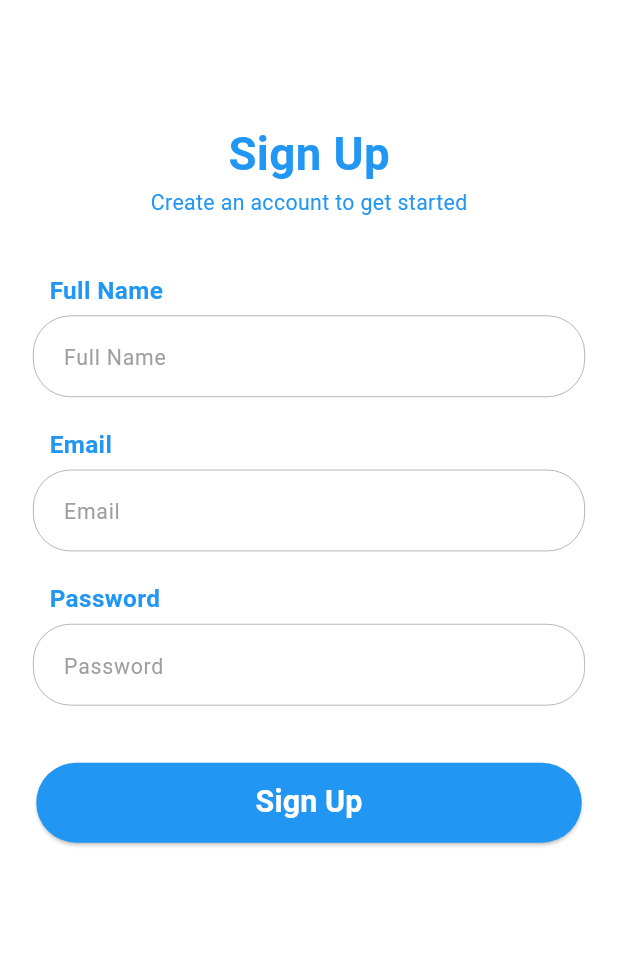
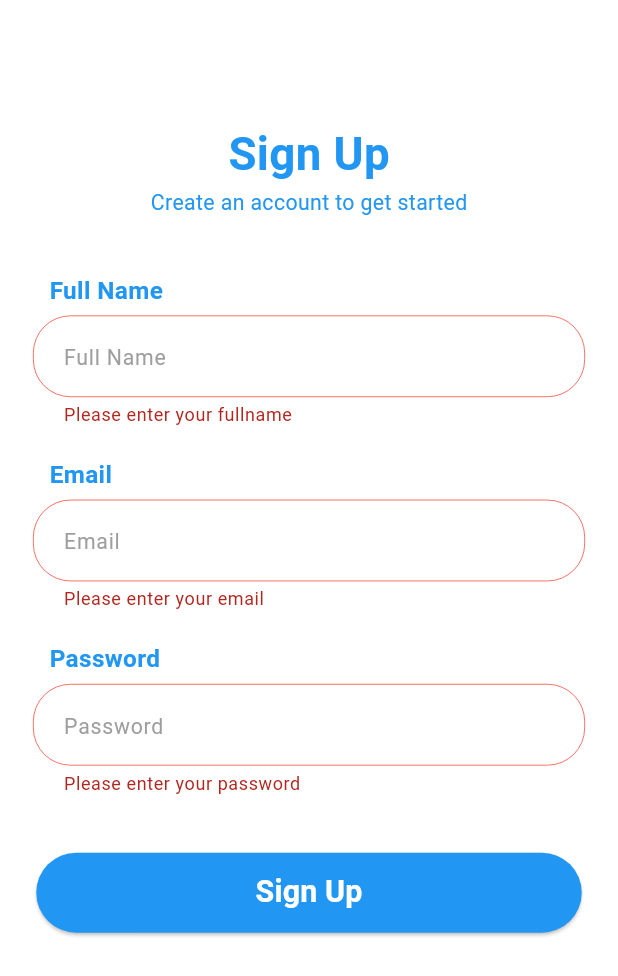
Before and after one commit to AMOSAD0/weather_prediction_app, a Flutter app: the SignupScreen screen opened by its route, after a tap on "Sign Up", on a phone screen of 412 x 824 dp. Shown: the top 976 px of the screen. Run offline on Flutter 3.47's test engine with Material 3 defaults, Android fonts, the phone set to English and light mode, and no system bars; our stand-ins replace firebase_auth, firebase_core, flutter_bloc, flutter_screenutil, flutter_svg, get_it; accounts and stored records are empty.

Commit message:
create Firebase auth signup and add validation & error handling for Firebase Auth signup

```diff
--- /dev/null
+++ b/lib/core/helper/app_regex.dart
@@ -0,0 +1,13 @@
+class AppRegex {
+  static bool isEmailValid(String email) {
+    return RegExp(r'^.+@[a-zA-Z]+\.{1}[a-zA-Z]+(\.{0,1}[a-zA-Z]+)$')
+        .hasMatch(email);
+  }
+
+  static bool isPasswordValid(String password) {
+    return RegExp(
+            r"^(?=.*[a-z])(?=.*[A-Z])(?=.*\d)(?=.*[@$!%*?&])[A-Za-z\d@$!%*?&]{8,}$")
+        .hasMatch(password);
+  }
+
+}
--- a/lib/core/routing/app_router.dart
+++ b/lib/core/routing/app_router.dart
@@ -1,6 +1,9 @@
 import 'package:flutter/material.dart';
+import 'package:flutter_bloc/flutter_bloc.dart';
+import 'package:weather_prediction_app/core/di/dependency_injection.dart';
 import 'package:weather_prediction_app/core/routing/routes.dart';
 import 'package:weather_prediction_app/features/login_or_signup/ui/login_or_signup_screen.dart';
+import 'package:weather_prediction_app/features/signup/bloc/auth_bloc.dart';
 import 'package:weather_prediction_app/features/signup/ui/signup_screen.dart';
 import 'package:weather_prediction_app/features/splash/ui/splaah_screen.dart';
 
@@ -14,7 +17,7 @@ class AppRouter {
       case Routes.loginOrSignup:
         return MaterialPageRoute(builder: (_) => LoginOrSignupScreen());
       case Routes.signup:
-        return MaterialPageRoute(builder: (_) => SignupScreen());
+        return MaterialPageRoute(builder: (_) => BlocProvider(create: (context) => getIt<AuthBloc>(),child: SignupScreen(),));
       default :
         return MaterialPageRoute(builder: (_) => Scaffold(body: Center(child: Text('Not Found'))));
     }
--- a/lib/core/strings/strings_manger.dart
+++ b/lib/core/strings/strings_manger.dart
@@ -5,4 +5,11 @@ class AppStrings {
   static const String fullname = "Full Name";
   static const String email = "Email";
   static const String password = "Password";
+  static const String pleaseEnterYourFullname = "Please enter your fullname";
+  static const String fullnamwMustBeAtLeast4Characters = "Fullname must be at least 4 characters";
+  static const String pleaseEnterYourEmail = "Please enter your email";
+  static const String pleaseEnterValidEmail = "Please enter a valid email";
+  static const String pleaseEnterYourPassword = "Please enter your password";
+  static const String passwordMustBeAtLeast8Characters = "Password must be at least 8 characters";
+
 }
--- /dev/null
+++ b/lib/features/signup/bloc/auth_bloc.dart
@@ -0,0 +1,20 @@
+import 'package:flutter_bloc/flutter_bloc.dart';
+import 'package:weather_prediction_app/features/signup/bloc/auth_event.dart';
+import 'package:weather_prediction_app/features/signup/bloc/auth_state.dart';
+import 'package:weather_prediction_app/features/signup/domin/use_case/auth_use_case.dart';
+
+class AuthBloc extends Bloc<AuthEvent, AuthState> {
+  final AuthUseCase authUseCase;
+
+  AuthBloc(this.authUseCase) : super(AuthInitial()) {
+    on<SignUpEvent>((event, emit) async {
+      emit(AuthLoading());
+      try {
+        final user = await authUseCase.signUp(event.fullName,event.email, event.password);
+        emit(AuthSuccess(user: user!));
+      } catch (e) {
+        emit(AuthFailure(message: e.toString().replaceFirst("Exception: ", "")));
+      }
+    });
+  }
+}
--- /dev/null
+++ b/lib/features/signup/bloc/auth_event.dart
@@ -0,0 +1,9 @@
+abstract class AuthEvent {}
+
+class SignUpEvent extends AuthEvent {
+  final String fullName;
+  final String email;
+  final String password;
+
+  SignUpEvent({required this.fullName,required this.email, required this.password});
+}
--- /dev/null
+++ b/lib/features/signup/bloc/auth_state.dart
@@ -0,0 +1,15 @@
+import 'package:firebase_auth/firebase_auth.dart';
+
+abstract class AuthState {}
+class AuthInitial extends AuthState {}
+class AuthLoading extends AuthState {}
+class AuthSuccess extends AuthState {
+  final User user;
+
+  AuthSuccess({required this.user});
+}
+class AuthFailure extends AuthState {
+  final String message;
+
+  AuthFailure({required this.message});
+}
--- /dev/null
+++ b/lib/features/signup/data/data_source/auth_remote_data_source.dart
@@ -0,0 +1,31 @@
+import 'package:firebase_auth/firebase_auth.dart';
+import 'package:weather_prediction_app/features/signup/data/error_handler/auth_exceptions.dart';
+abstract class AuthRemoteDataSource {
+  Future<User?> signUp(String fullName,String email, String password);
+}
+
+class AuthRemoteDataSourceImpl extends AuthRemoteDataSource {
+  final FirebaseAuth firebaseAuth;
+
+  AuthRemoteDataSourceImpl({required this.firebaseAuth});
+
+  @override
+  Future<User?> signUp(String fullName,String email, String password) async {
+    try {
+      final userCredential = await firebaseAuth.createUserWithEmailAndPassword(
+        email:email,
+        password:password,
+      );
+      User? user = userCredential.user;
+
+      if (user != null) {
+        await user.updateDisplayName(fullName);
+        await user.reload();
+        user = firebaseAuth.currentUser;
+      }
+      return user;
+    } on FirebaseAuthException catch (e) {
+      throw Exception(AuthExceptionHandler.handleException(e.code));
+    }
+  }
+}
--- /dev/null
+++ b/lib/features/signup/data/error_handler/auth_exceptions.dart
@@ -0,0 +1,22 @@
+class AuthExceptionHandler {
+  static String handleException(String code) {
+    switch (code) {
+      case "invalid-email":
+        return "The email address is badly formatted.";
+      case "wrong-password":
+        return "The password is incorrect. Please try again.";
+      case "user-not-found":
+        return "No user found with this email.";
+      case "user-disabled":
+        return "This user has been disabled. Please contact support.";
+      case "email-already-in-use":
+        return "This email is already in use. Try another one.";
+      case "operation-not-allowed":
+        return "Signing in with email and password is not enabled.";
+      case "weak-password":
+        return "The password is too weak. Please choose a stronger password.";
+      default:
+        return "An unexpected error occurred. Please try again.";
+    }
+  }
+}
--- /dev/null
+++ b/lib/features/signup/data/repoditories/auth_repository_impl.dart
@@ -0,0 +1,13 @@
+import 'package:firebase_auth/firebase_auth.dart';
+import 'package:weather_prediction_app/features/signup/data/data_source/auth_remote_data_source.dart';
+import 'package:weather_prediction_app/features/signup/domin/repositories/auth_repositories.dart';
+
+class AuthRepositoryImpl extends AuthRepository {
+  final AuthRemoteDataSource authRemoteDataSource;
+
+  AuthRepositoryImpl({required this.authRemoteDataSource});
+  @override
+  Future<User?> signUp(String fullName,String email, String password) {
+    return authRemoteDataSource.signUp(fullName,email, password);
+  }
+}
--- /dev/null
+++ b/lib/features/signup/domin/repositories/auth_repositories.dart
@@ -0,0 +1,5 @@
+import 'package:firebase_auth/firebase_auth.dart';
+
+abstract class AuthRepository {
+  Future<User?> signUp(String fullName,String email, String password);
+}
--- /dev/null
+++ b/lib/features/signup/domin/use_case/auth_use_case.dart
@@ -0,0 +1,10 @@
+import 'package:firebase_auth/firebase_auth.dart';
+import 'package:weather_prediction_app/features/signup/domin/repositories/auth_repositories.dart';
+
+class AuthUseCase {
+  final AuthRepository repository;
+
+  AuthUseCase(this.repository);
+
+   Future<User?> signUp(String fullName,String email, String password) => repository.signUp(fullName,email, password);
+}
--- a/lib/features/signup/ui/signup_screen.dart
+++ b/lib/features/signup/ui/signup_screen.dart
@@ -1,10 +1,16 @@
 import 'package:flutter/material.dart';
+import 'package:flutter_bloc/flutter_bloc.dart';
 import 'package:flutter_screenutil/flutter_screenutil.dart';
+import 'package:weather_prediction_app/core/helper/app_regex.dart';
 import 'package:weather_prediction_app/core/helper/spacing.dart';
 import 'package:weather_prediction_app/core/strings/strings_manger.dart';
+import 'package:weather_prediction_app/core/theming/color_manger.dart';
 import 'package:weather_prediction_app/core/theming/text_style_manger.dart';
 import 'package:weather_prediction_app/core/widgets/public_button.dart';
 import 'package:weather_prediction_app/core/widgets/public_text_form_field.dart';
+import 'package:weather_prediction_app/features/signup/bloc/auth_bloc.dart';
+import 'package:weather_prediction_app/features/signup/bloc/auth_event.dart';
+import 'package:weather_prediction_app/features/signup/bloc/auth_state.dart';
 import 'package:weather_prediction_app/features/signup/ui/widgets/title_signup.dart';
 
 class SignupScreen extends StatelessWidget {
@@ -12,9 +18,54 @@ class SignupScreen extends StatelessWidget {
 
   @override
   Widget build(BuildContext context) {
-    return SafeArea(
+    TextEditingController fullnameController = TextEditingController();
+    TextEditingController emailController = TextEditingController();
+    TextEditingController passwordController = TextEditingController();
+    final formKey = GlobalKey<FormState>();
+    return Form(
+      key: formKey,
+      child: SafeArea(
         child: Scaffold(
-        body: SingleChildScrollView(
+          body: BlocConsumer<AuthBloc, AuthState>(
+            listener: (context, state) {
+              if (state is AuthLoading) {
+                //show loading
+                showDialog(
+                  context: context,
+                  builder: (context) => const Center(
+                    child: CircularProgressIndicator(
+                      color: AppColors.blueColor,
+                    ),
+                  ),
+                );
+              } else if (state is AuthFailure) {
+                //show error
+                Navigator.of(context).pop();
+              showDialog(
+                context: context,
+                builder: (context) => AlertDialog(
+                  icon: const Icon(
+                    Icons.error_outline,
+                    color: Colors.red,
+                  ),
+                  content: Text(state.message),
+                ),
+              );
+              } else if (state is AuthSuccess) {
+                //navigate to home
+                Navigator.of(context).pop();
+                showDialog(
+                  context: context,
+                  builder:  (context) => AlertDialog(
+                    icon: const Icon(
+                      Icons.check_circle_outline,
+                      color: Colors.green,
+                    ),
+                    content: Text("Welcome, ${state.user.displayName}!"),
+                  ),);
+              }
+            },
+            builder: (context, state) => SingleChildScrollView(
               child: Padding(
                 padding: EdgeInsets.symmetric(horizontal: 20.w),
                 child: Column(
@@ -28,28 +79,67 @@ class SignupScreen extends StatelessWidget {
                     PublicTextFormField(
                       label: AppStrings.fullname,
                       hint: AppStrings.fullname,
-                  validator: (value) {},
+                      controller: fullnameController,
+                      validator: (value) {
+                        // ignore: unnecessary_null_comparison
+                        if (value!.isEmpty || value == null) {
+                          return AppStrings.pleaseEnterYourFullname;
+                        } else if (value.length < 4) {
+                          return AppStrings.fullnamwMustBeAtLeast4Characters;
+                        }
+                        return null;
+                      },
                     ),
                     //email
                     PublicTextFormField(
                       label: AppStrings.email,
                       hint: AppStrings.email,
-                  validator: (value) {},
+                      controller: emailController,
+                      validator: (value) {
+                        // ignore: unnecessary_null_comparison
+                        if (value!.isEmpty || value == null) {
+                          return AppStrings.pleaseEnterYourEmail;
+                        } else if (!AppRegex.isEmailValid(value)) {
+                          return AppStrings.pleaseEnterValidEmail;
+                        }
+                        return null;
+                      },
                     ),
                     //password
                     PublicTextFormField(
                       label: AppStrings.password,
                       hint: AppStrings.password,
-                  validator: (value) {},
+                      controller: passwordController,
+                      validator: (value) {
+                        // ignore: unnecessary_null_comparison
+                        if (value!.isEmpty || value == null) {
+                          return AppStrings.pleaseEnterYourPassword;
+                        } else if (value.length < 8) {
+                          return AppStrings.passwordMustBeAtLeast8Characters;
+                        }
+                        return null;
+                      },
                     ),
 
                     verticalSpace(30),
                     PublicButton(
                       title: AppStrings.signup,
                       style: AppStyles.font20WhiteBold,
-                  onPressed: () {},
+                      onPressed: () {
+                        if (formKey.currentState!.validate()) {
+                          context.read<AuthBloc>().add(
+                                SignUpEvent(
+                                  fullName: fullnameController.text,
+                                  email:emailController.text.trim(),
+                                  password: passwordController.text,
+                                ),
+                              );
+                        }
+                      },
                     )
                   ],
+                ),
+              ),
             ),
           ),
         ),
--- a/lib/main.dart
+++ b/lib/main.dart
@@ -1,11 +1,13 @@
 import 'package:firebase_core/firebase_core.dart';
 import 'package:flutter/material.dart';
 import 'package:weather_prediction_app/app.dart';
+import 'package:weather_prediction_app/core/di/dependency_injection.dart';
 import 'package:weather_prediction_app/core/routing/app_router.dart';
 import 'package:weather_prediction_app/firebase_options.dart';
 
 void main() async {
  WidgetsFlutterBinding.ensureInitialized();
+ await setupGetIt();
  await Firebase.initializeApp(
   options: DefaultFirebaseOptions.currentPlatform,
  );
```
Also changed, not shown: lib/core/di/dependency_injection.dart (added, +27 -0 lines). Lines whose indentation alone changed are shown as unchanged.
